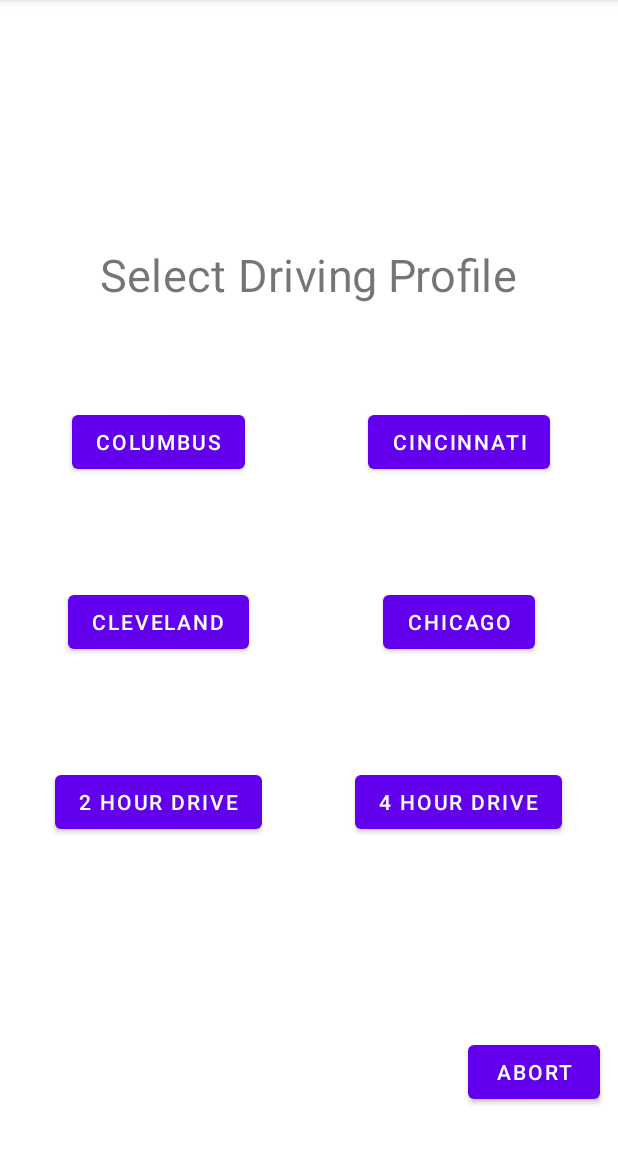
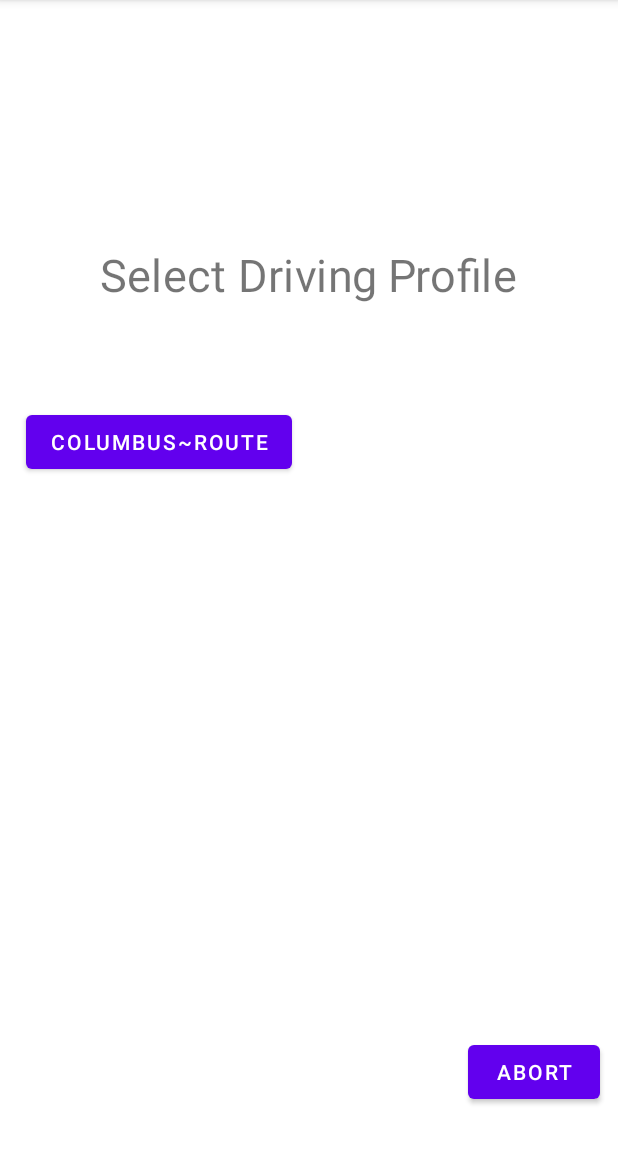
Before and after one commit to RenMurakami/PRV-app-v4, an Android app: the screen it shows after launch (select_profile), after a tap on "START", on a phone screen of 412 x 824 dp, the part 84-1236 px from its top. Run offline under Robolectric (Android 15) with nearby library versions, the phone set to English and light mode, and no system bars; our stand-ins replace navigation-ui.

Commit message:
Update profiler input method IG logic flipped. profiler selector method improved.

```diff
--- a/app/src/main/java/Columbus/ColumbusIG1.kt
+++ b/app/src/main/java/Columbus/ColumbusIG1.kt
@@ -48,7 +48,7 @@ class ColumbusIG1 : AppCompatActivity() {
             val hour = timeCount.subSequence(0,2)
             val time_in_milisecond = (second.toString().toInt()+60*minute.toString().toInt()
                     +3600*hour.toString().toInt())*1000
-            if (isCharging){
+            if (!isCharging){
                 countDownTimer.setVisibility(View.INVISIBLE)
                 buttonStart.setVisibility(View.INVISIBLE)
                 timer = object: CountDownTimer(time_in_milisecond.toLong(), 1000) {
--- a/app/src/main/java/com/example/prv_app_v4/MainActivity.kt
+++ b/app/src/main/java/com/example/prv_app_v4/MainActivity.kt
@@ -11,7 +11,7 @@ import androidx.navigation.ui.AppBarConfiguration
 import androidx.navigation.ui.setupActionBarWithNavController
 import androidx.navigation.ui.setupWithNavController
 import com.example.prv_app_v4.databinding.ActivityMainBinding
-import profilerClass.ProfilerList
+import profilerClass.*
 import java.io.Serializable
 
 class MainActivity : AppCompatActivity() {
@@ -21,15 +21,63 @@ class MainActivity : AppCompatActivity() {
     override fun onCreate(savedInstanceState: Bundle?) {
         super.onCreate(savedInstanceState)
         setContentView(R.layout.activity_main)
-        val obj = ProfilerList()
-        obj.Title="UNI"
+        /*
+        * This section will be the section to
+        * initialize the profiler sets.
+        * ProfilerList() will contain multiple profiler sets.
+        * This will display in the select profiler activity.
+        * Example will be Columbus route, 4 Hours Drive or something like that.
+        * Profiler
+        *
+        *
+        *
+        *
+         */
+        // Create the profiler set
+        val profiler = ProfilerList()
+        // The title for the start screen.
+        profiler.title="PRV Application"
+
+        // Create the first Profiler
+        var columbusRout = Profiler()
+        columbusRout.name="Columbus~Route"
+        columbusRout.numProf=2
+
+        // 1 st task
+        var c0=LocationProf()
+        c0.index=0
+        c0.text="Go to cat colony and fluff cats"
+        c0.address="2740 Festival Ln, Dublin, OH 43017"
+
+        // 2 st task
+        var c1=IgProf()
+        c1.index=1
+        c1.text="IG off for 20 seconds"
+        c1.time="00:00:20"
+
+        // 3 st task
+        var c2=TimeProf()
+        c2.index=2
+        c2.text="Drive for 15 seconds"
+        c2.time="00:00:15"
+
+        // Adding those task in Columbus route
+        columbusRout.taskList.add(c0)
+        columbusRout.taskList.add(c1)
+        columbusRout.taskList.add(c2)
+
+        //
+        profiler.profilerList.add(columbusRout)
+
+
+
         val text =findViewById<TextView>(R.id.textView)
-        text.text=obj.Title
+        text.text=profiler.title
 
         val buttonStart = findViewById<Button>(R.id.button_start)
         buttonStart.setOnClickListener{
             val intent = Intent(this,select_profile::class.java)
-            intent.putExtra("object", obj)
+            intent.putExtra("object", profiler)
             startActivity(intent)
         }
 
--- a/app/src/main/java/com/example/prv_app_v4/select_profile.kt
+++ b/app/src/main/java/com/example/prv_app_v4/select_profile.kt
@@ -1,12 +1,13 @@
 package com.example.prv_app_v4
 
 import android.content.Intent
-import androidx.appcompat.app.AppCompatActivity
 import android.os.Bundle
+import android.view.View
 import android.widget.Button
 import android.widget.TextView
+import androidx.appcompat.app.AppCompatActivity
 import profilerClass.ProfilerList
-import java.io.Serializable
+import java.sql.Types.NULL
 
 
 class select_profile : AppCompatActivity() {
@@ -16,10 +17,25 @@ class select_profile : AppCompatActivity() {
 
         // This is for start
         val myIntent = intent
-        //val obj2= myIntent.getSerializableExtra("object",)
+        val profiler= intent.getSerializableExtra("object") as ProfilerList
 
-        val tex=findViewById<TextView>(R.id.textView)
-        //tex.text=obj2.toString()
+        var numActiveButton=0
+        for (n in profiler.profilerList){
+
+            var but=findViewById<Button>(R.id.button_start0)
+            when (numActiveButton){
+                0 -> but = findViewById<Button>(R.id.button_start0)
+                1 -> but = findViewById<Button>(R.id.button_start1)
+                2 -> but = findViewById<Button>(R.id.button_start2)
+                3 -> but = findViewById<Button>(R.id.button_start3)
+                4 -> but = findViewById<Button>(R.id.button_start4)
+                5 -> but = findViewById<Button>(R.id.button_start5)
+            }
+            but.setText(n.name)
+            but.setVisibility(View.VISIBLE)
+            numActiveButton++
+        }
+
 
         //Columbus profiler
         val buttonStart = findViewById<Button>(R.id.button_start0)
--- a/app/src/main/java/profilerClass/ProfType.kt
+++ b/app/src/main/java/profilerClass/ProfType.kt
@@ -1,4 +1,6 @@
 package profilerClass
 
-open class ProfType {
+import java.io.Serializable
+
+open class ProfType:Serializable {
 }
--- a/app/src/main/java/profilerClass/Profiler.kt
+++ b/app/src/main/java/profilerClass/Profiler.kt
@@ -2,15 +2,15 @@ package profilerClass
 
 import java.io.Serializable
 
-class Profiler  {
+class Profiler:Serializable  {
 
     //This will be on the tile scene
-    var name = ""
+    public var name = String()
     // Number of profiler on the select scene
     // Minimum is 1, and Maxium is 6
-    var numProf=1
+    public var numProf=1
 
-    public var profilerList = mutableListOf<ProfType>()
+    public var taskList = mutableListOf<ProfType>()
 
 
 
--- a/app/src/main/java/profilerClass/ProfilerList.kt
+++ b/app/src/main/java/profilerClass/ProfilerList.kt
@@ -4,5 +4,5 @@ import java.io.Serializable
 
 class ProfilerList: Serializable {
     public var profilerList = mutableListOf<Profiler>()
-    public var Title =""
+    public var title =""
 }
--- a/app/src/main/res/layout/activity_select_profile.xml
+++ b/app/src/main/res/layout/activity_select_profile.xml
@@ -33,7 +33,8 @@ tools:context=".select_profile">
         android:textAlignment="center"
         android:textSize="14sp"
         android:translationX="-100sp"
-        android:translationY="-120sp"/>
+        android:translationY="-120sp"
+        android:visibility="invisible"/>
 
     <!--Location Based -->
     <Button
@@ -48,7 +49,8 @@ tools:context=".select_profile">
         android:textAlignment="center"
         android:textSize="14sp"
         android:translationX="100sp"
-        android:translationY="-120sp"/>
+        android:translationY="-120sp"
+        android:visibility="invisible"/>
 
     <!--Location Based -->
     <Button
@@ -61,7 +63,8 @@ tools:context=".select_profile">
         android:scaleY="1"
         android:text="Cleveland"
         android:translationX="-100sp"
-        android:translationY="0sp"/>
+        android:translationY="0sp"
+        android:visibility="invisible"/>
 
     <!--Location Based -->
     <Button
@@ -76,7 +79,8 @@ tools:context=".select_profile">
         android:layout_centerHorizontal="true"
         android:textSize="14sp"
         android:translationX="100sp"
-        android:translationY="0sp"/>
+        android:translationY="0sp"
+        android:visibility="invisible"/>
 
     <!--Time Base-->
     <Button
@@ -89,7 +93,8 @@ tools:context=".select_profile">
         android:scaleY="1"
         android:text="4 hour drive"
         android:translationX="100sp"
-        android:translationY="120sp" />
+        android:translationY="120sp"
+        android:visibility="invisible"/>
 
     <!--Time Base -->
     <Button
@@ -102,7 +107,8 @@ tools:context=".select_profile">
         android:scaleY="1"
         android:text="2 hour drive"
         android:translationX="-100sp"
-        android:translationY="120sp" />
+        android:translationY="120sp"
+        android:visibility="invisible"/>
 
 
 
```
